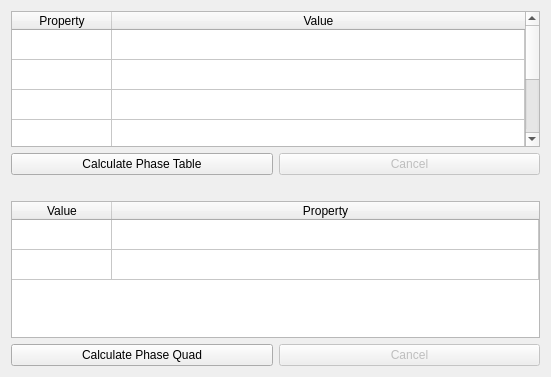
This is scripts/Muon/GUI/Common/phase_table_widget/muon_phases_tab.ui in mantidproject/mantid as Qt 5 draws it before an edit. The edited form follows.
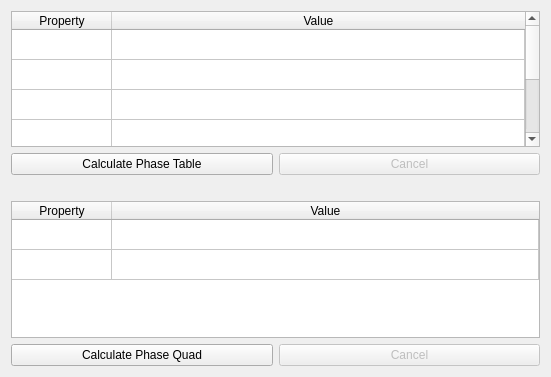
This is the edited form.

Commit message: Added in check before showing imaginary row Re #25770

```diff
--- a/scripts/Muon/GUI/Common/phase_table_widget/muon_phases_tab.ui
+++ b/scripts/Muon/GUI/Common/phase_table_widget/muon_phases_tab.ui
@@ -129,12 +129,12 @@
      </row>
      <column>
       <property name="text">
-       <string>Value</string>
+       <string>Property</string>
       </property>
      </column>
      <column>
       <property name="text">
-       <string>Property</string>
+       <string>Value</string>
       </property>
      </column>
     </widget>
```
The commit also changes 1 other file.
